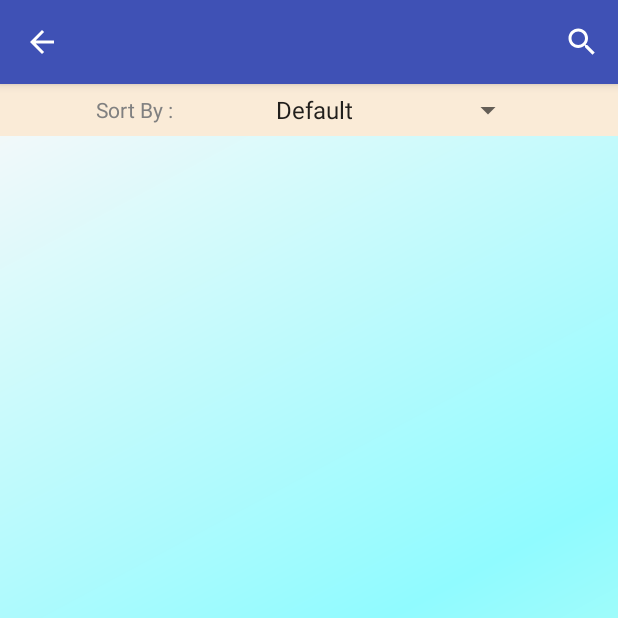
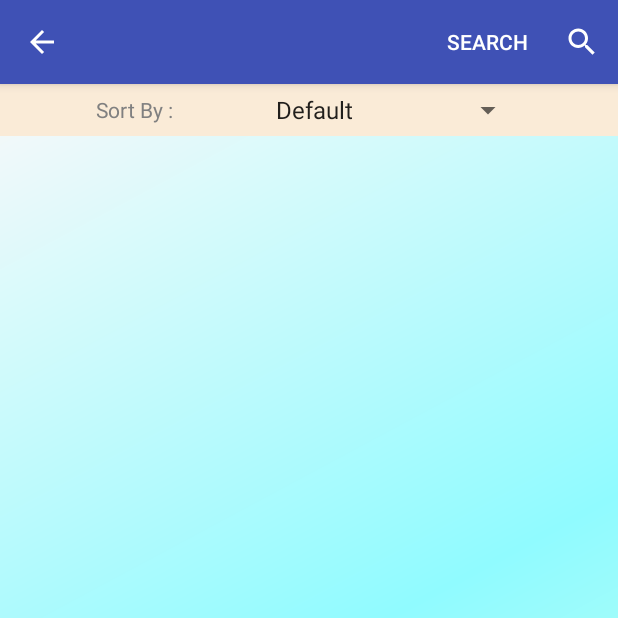
Before and after one commit to ExtinctSpecie/Zante-Travel, an Android app: the AllBusinessesActivity screen opened directly, with no data from a screen before it, after a tap on an icon or button, on a phone screen of 412 x 824 dp, the top half of it. Run offline under Robolectric (Android 15) with nearby library versions, the phone set to English and light mode, and no system bars; libraries missing offline, so code that uses them is left out: io.realm, io.realm.exceptions; 3 statements that could not run were skipped; 2 other taps on this screen came first.

Commit message:
search text on bar

```diff
--- a/ZanteTravel/app/src/main/java/extinctspecie/com/zantetravel/activities/AllBusinessesActivity.java
+++ b/ZanteTravel/app/src/main/java/extinctspecie/com/zantetravel/activities/AllBusinessesActivity.java
@@ -56,6 +56,8 @@ public class AllBusinessesActivity extends AppCompatActivity {
     LinearLayout rvLoadingData;
     AlertDialog.Builder dialog;
     Bundle bundleAnimation;
+    Menu actionBarMenu;
+    SearchView searchView;
 
     @Override
     protected void onCreate(Bundle savedInstanceState) {
@@ -115,7 +117,6 @@ public class AllBusinessesActivity extends AppCompatActivity {
 
     public void populateViews()
     {
-
             final RecyclerView recyclerView = (RecyclerView) findViewById(R.id.rvAllBusinesses);
 
             recyclerView.setLayoutManager(new LinearLayoutManager(getApplicationContext()));
@@ -131,7 +132,6 @@ public class AllBusinessesActivity extends AppCompatActivity {
 
                     Business business = rvAdapterBusinessesID.getBusiness(position);
                     business.printSelf();
-                Log.v("HELLO",position+"");
                     Intent intent = new Intent(getBaseContext(), BusinessActivity.class);
                     intent.putExtra("businessID", business.getId());
                     startActivity(intent,bundleAnimation);
@@ -175,14 +175,33 @@ public class AllBusinessesActivity extends AppCompatActivity {
     }
 
     @Override
-    public boolean onCreateOptionsMenu(Menu menu) {
+    public boolean onCreateOptionsMenu(final Menu menu) {
 
         MenuInflater inflater = getMenuInflater();
         inflater.inflate(R.menu.search_menu, menu);
-        MenuItem item = menu.findItem(R.id.searchMenu);
-        SearchView searchView = (SearchView) item.getActionView();
+
+        actionBarMenu = menu;
+
+        final MenuItem item = menu.findItem(R.id.searchMenu);
+
+        searchView = (SearchView) item.getActionView();
 
         searchView.setOnQueryTextListener(onQueryTextListener);
+
+        searchView.setOnSearchClickListener(new View.OnClickListener() {
+            @Override
+            public void onClick(View v) {
+                setItemsVisibility(menu, item, false);
+            }
+        });
+
+        searchView.setOnCloseListener(new SearchView.OnCloseListener() {
+            @Override
+            public boolean onClose() {
+                setItemsVisibility(menu, item, true);
+                return false;
+            }
+        });
 
         if(getIntent().getStringExtra("searchFor") != null)
         {
@@ -194,6 +213,25 @@ public class AllBusinessesActivity extends AppCompatActivity {
         return super.onCreateOptionsMenu(menu);
     }
 
+    @Override
+    public boolean onOptionsItemSelected(MenuItem item) {
+
+        if (item.getItemId() == android.R.id.home) {
+            onBackPressed();
+        }
+        else if(item.getItemId() == R.id.searchText)
+        {
+            searchView.setIconified(false);
+        }
+        return super.onOptionsItemSelected(item);
+    }
+
+    private void setItemsVisibility(Menu menu, MenuItem exception, boolean visible) {
+        for (int i=0; i<menu.size(); ++i) {
+            MenuItem item = menu.getItem(i);
+            if (item != exception) item.setVisible(visible);
+        }
+    }
     //Search text Listener
     SearchView.OnQueryTextListener onQueryTextListener = new SearchView.OnQueryTextListener() {
         @Override
@@ -209,13 +247,6 @@ public class AllBusinessesActivity extends AppCompatActivity {
         }
     };
 
-    @Override
-    public boolean onOptionsItemSelected(MenuItem item) {
-        if (item.getItemId() == android.R.id.home) {
-            onBackPressed();
-        }
-        return super.onOptionsItemSelected(item);
-    }
 
     private void initSpinner() {
 
--- a/ZanteTravel/app/src/main/java/extinctspecie/com/zantetravel/activities/BusinessActivity.java
+++ b/ZanteTravel/app/src/main/java/extinctspecie/com/zantetravel/activities/BusinessActivity.java
@@ -267,12 +267,10 @@ public class BusinessActivity extends AppCompatActivity {
 
             if(AllFavoriteBusinesses.businessAlreadySaved(businessID))
             {
-                Log.v("hello","business saved");
                 findViewById(R.id.btnFavorite).setBackground(getResources().getDrawable(R.drawable.heart_filled));
             }
             else
             {
-                Log.v("hello","business not saved");
                 findViewById(R.id.btnFavorite).setBackground(getResources().getDrawable(R.drawable.heart_empty));
             }
 
--- a/ZanteTravel/app/src/main/res/menu/search_menu.xml
+++ b/ZanteTravel/app/src/main/res/menu/search_menu.xml
@@ -1,10 +1,14 @@
 <?xml version="1.0" encoding="utf-8"?>
 <menu xmlns:android="http://schemas.android.com/apk/res/android"
     xmlns:app="http://schemas.android.com/apk/res-auto">
-<item
-    android:id="@+id/searchMenu"
-    android:title="Search"
-    android:icon="@android:drawable/ic_menu_search"
-    app:actionViewClass="android.widget.SearchView"
-    app:showAsAction="always"/>
+    <item android:id="@+id/searchText"
+        android:title="@string/searchStr"
+        app:showAsAction="always"
+        />
+    <item
+        android:id="@+id/searchMenu"
+        android:title="@string/searchStr"
+        android:icon="@android:drawable/ic_menu_search"
+        app:actionViewClass="android.widget.SearchView"
+        app:showAsAction="always"/>
 </menu>
--- a/ZanteTravel/app/src/main/res/values/strings.xml
+++ b/ZanteTravel/app/src/main/res/values/strings.xml
@@ -24,4 +24,5 @@
     <string name="rateAppStr">Rate Us</string>
     <string name="helpStr">Help</string>
     <string name="noContentFoundStr">No Content Found</string>
+    <string name="searchStr">Search</string>
 </resources>
```
Also changed, not shown: ZanteTravel/app/src/main/java/extinctspecie/com/zantetravel/activities/MainActivity.java (+29 -16 lines). Lines whose indentation alone changed are shown as unchanged.
